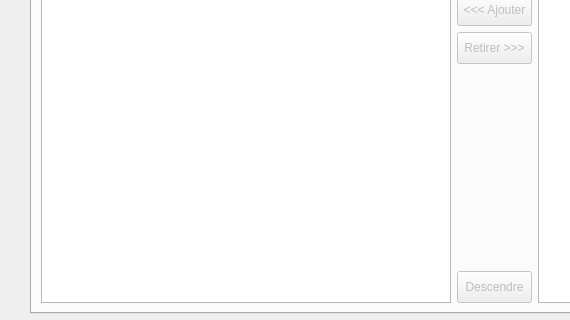
Qt form client/src/services/DanceService/DanceConfigWidget.ui (introlab/openteraplus) before a commit; both pictures show x 0 to 570 and y 263 to 583 of the 965 by 583 pixel window.
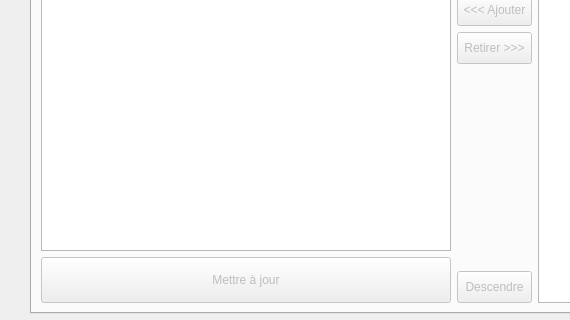
The same form after that commit. The open tabs and pages were chosen to show the change. Icons and pictures are not drawn.

Commit message: Refs #59 Work in progress on DanceConfigWidget.

What changed in the file:
```diff
--- a/client/src/services/DanceService/DanceConfigWidget.ui
+++ b/client/src/services/DanceService/DanceConfigWidget.ui
@@ -56,7 +56,7 @@
           </widget>
          </item>
          <item>
-          <widget class="QListWidget" name="lstPlaylist">
+          <widget class="QTableWidget" name="lstPlaylist">
            <property name="enabled">
             <bool>true</bool>
            </property>
@@ -78,6 +78,52 @@
              <height>24</height>
             </size>
            </property>
+           <attribute name="horizontalHeaderVisible">
+            <bool>false</bool>
+           </attribute>
+           <attribute name="horizontalHeaderHighlightSections">
+            <bool>true</bool>
+           </attribute>
+           <attribute name="horizontalHeaderStretchLastSection">
+            <bool>true</bool>
+           </attribute>
+           <attribute name="verticalHeaderVisible">
+            <bool>true</bool>
+           </attribute>
+           <column>
+            <property name="text">
+             <string>Vidéo</string>
+            </property>
+           </column>
+          </widget>
+         </item>
+         <item>
+          <widget class="QPushButton" name="btnSave">
+           <property name="enabled">
+            <bool>false</bool>
+           </property>
+           <property name="minimumSize">
+            <size>
+             <width>0</width>
+             <height>46</height>
+            </size>
+           </property>
+           <property name="cursor">
+            <cursorShape>PointingHandCursor</cursorShape>
+           </property>
+           <property name="text">
+            <string>Mettre à jour</string>
+           </property>
+           <property name="icon">
+            <iconset resource="../../../resources/TeraClient.qrc">
+             <normaloff>:/icons/save.png</normaloff>:/icons/save.png</iconset>
+           </property>
+           <property name="iconSize">
+            <size>
+             <width>24</width>
+             <height>24</height>
+            </size>
+           </property>
           </widget>
          </item>
         </layout>
```
Left out of the diff: 14 changed lines with no effect on the pictures. The commit also changes 10 other files.
